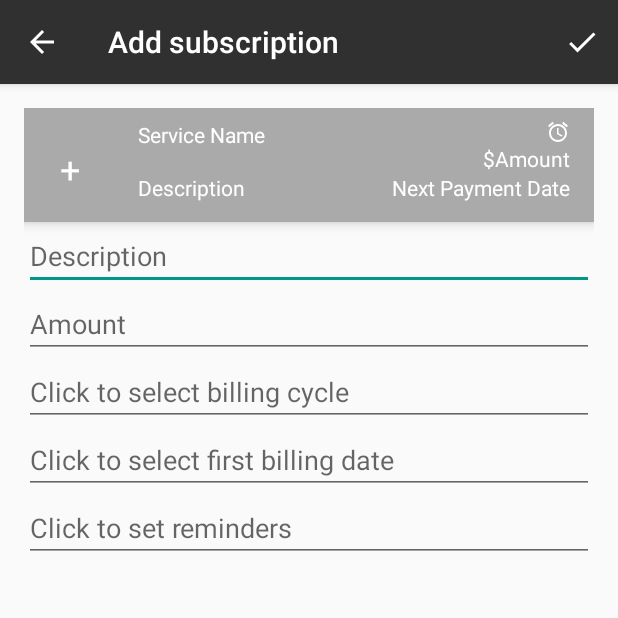
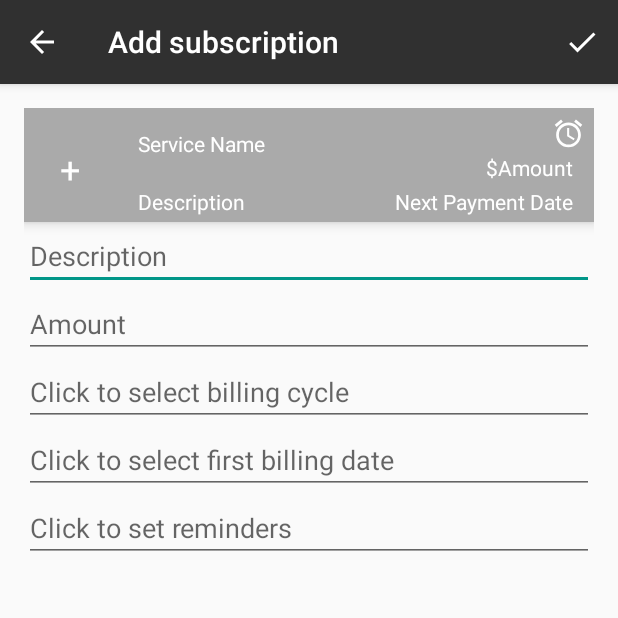
Before and after one commit to mevinod/Subscription-Manager, an Android app: the TemplateSubscriptionActivity screen opened directly, with no data from a screen before it, on a phone screen of 412 x 824 dp, the top half of it. Run offline under Robolectric (Android 15) with nearby library versions, the phone set to English and light mode, and no system bars; 3 statements that could not run were skipped.

Commit message:
Updated the subscription layout file Amount entry box replaces "0.00" with a blank space

```diff
--- a/app/src/main/java/com/example/brandon/SubscriptionsManager/CustomSubscriptionActivity.java
+++ b/app/src/main/java/com/example/brandon/SubscriptionsManager/CustomSubscriptionActivity.java
@@ -119,7 +119,11 @@ public class CustomSubscriptionActivity extends ActionBarActivity {
                 if(!b){
                     amount.setText(newSubscription.getAmountString());
                 }else{
-                    amount.setText(String.format(Locale.US, "%.2f", newSubscription.getAmount()));
+                    if(newSubscription.getAmount() == 0 ){
+                        amount.setText("");
+                    } else {
+                        amount.setText(String.format(Locale.US, "%.2f", newSubscription.getAmount()));
+                    }
                 }
             }
         });
--- a/app/src/main/java/com/example/brandon/SubscriptionsManager/Subscriptions.java
+++ b/app/src/main/java/com/example/brandon/SubscriptionsManager/Subscriptions.java
@@ -131,7 +131,7 @@ public class Subscriptions implements Serializable {
 
         if((mReminderID == reminders.NEVER.value))
         { // If the reminder is set to never, make the alarm icon go away.
-            view.findViewById(R.id.alarmIcon).setVisibility(View.GONE);
+            view.findViewById(R.id.alarmIcon).setVisibility(View.INVISIBLE);
         }else{
             view.findViewById(R.id.alarmIcon).setVisibility(View.VISIBLE);
         }
--- a/app/src/main/java/com/example/brandon/SubscriptionsManager/TemplateSubscriptionActivity.java
+++ b/app/src/main/java/com/example/brandon/SubscriptionsManager/TemplateSubscriptionActivity.java
@@ -98,7 +98,11 @@ public class TemplateSubscriptionActivity extends ActionBarActivity {
                 if(!b){
                     amount.setText(newSubscription.getAmountString());
                 }else{
-                    amount.setText(String.format(Locale.US, "%.2f", newSubscription.getAmount()));
+                    if(newSubscription.getAmount() == 0 ){
+                        amount.setText("");
+                    } else {
+                        amount.setText(String.format(Locale.US, "%.2f", newSubscription.getAmount()));
+                    }
                 }
             }
         });
--- a/app/src/main/res/layout/subscription_layout_text_icon.xml
+++ b/app/src/main/res/layout/subscription_layout_text_icon.xml
@@ -26,19 +26,18 @@
         android:textColor="@android:color/white"
         android:layout_alignParentTop="true"
         android:layout_toEndOf="@+id/icon"
-        android:layout_marginTop="8dp"/>
+        android:layout_marginTop="14dp"/>
 
     <TextView
         android:layout_width="wrap_content"
         android:layout_height="wrap_content"
         android:text="Description"
         android:id="@+id/description"
-        android:layout_below="@+id/serviceName"
-        android:layout_toEndOf="@+id/icon"
         android:textSize="14sp"
         android:textColor="@android:color/white"
-        android:layout_marginTop="16dp"
-        android:autoText="false" />
+        android:autoText="false"
+        android:layout_below="@+id/amount"
+        android:layout_toEndOf="@+id/icon" />
 
     <TextView
         android:layout_width="wrap_content"
@@ -47,9 +46,10 @@
         android:id="@+id/amount"
         android:textSize="14sp"
         android:textColor="@android:color/white"
-        android:layout_marginRight="16dp"
-        android:layout_above="@+id/nextPaymentDate"
-        android:layout_alignParentEnd="true" />
+        android:layout_below="@+id/alarmIcon"
+        android:layout_alignParentEnd="true"
+        android:layout_marginRight="14dp"
+        android:layout_marginBottom="3dp" />
 
     <TextView
         android:layout_width="wrap_content"
@@ -58,15 +58,20 @@
         android:id="@+id/nextPaymentDate"
         android:textSize="14sp"
         android:textColor="@android:color/white"
-        android:layout_marginRight="16dp"
-        android:layout_alignTop="@+id/description"
-        android:layout_alignParentEnd="true" />
+        android:layout_alignParentEnd="true"
+        android:layout_below="@+id/amount"
+        android:layout_alignRight="@+id/alarmIcon"
+        android:layout_marginRight="14dp" />
 
     <ImageView
-        android:layout_width="16dp"
-        android:layout_height="16dp"
+        android:layout_width="22dp"
+        android:layout_height="22dp"
         android:id="@+id/alarmIcon"
         android:src="@drawable/ic_alarm"
-        android:layout_above="@+id/amount"
-        android:layout_alignEnd="@+id/amount" />
+        android:layout_alignParentTop="true"
+        android:layout_alignParentEnd="true"
+        android:layout_marginRight="6dp"
+        android:layout_marginTop="6dp"
+        android:layout_marginBottom="2dp" />
+
 </RelativeLayout>
```
Also changed, not shown: app/src/main/java/com/example/brandon/SubscriptionsManager/EditSubscriptionActivity.java (+6 -1 lines), app/src/main/res/layout/subscription_layout_image_icon.xml (+21 -16 lines).
